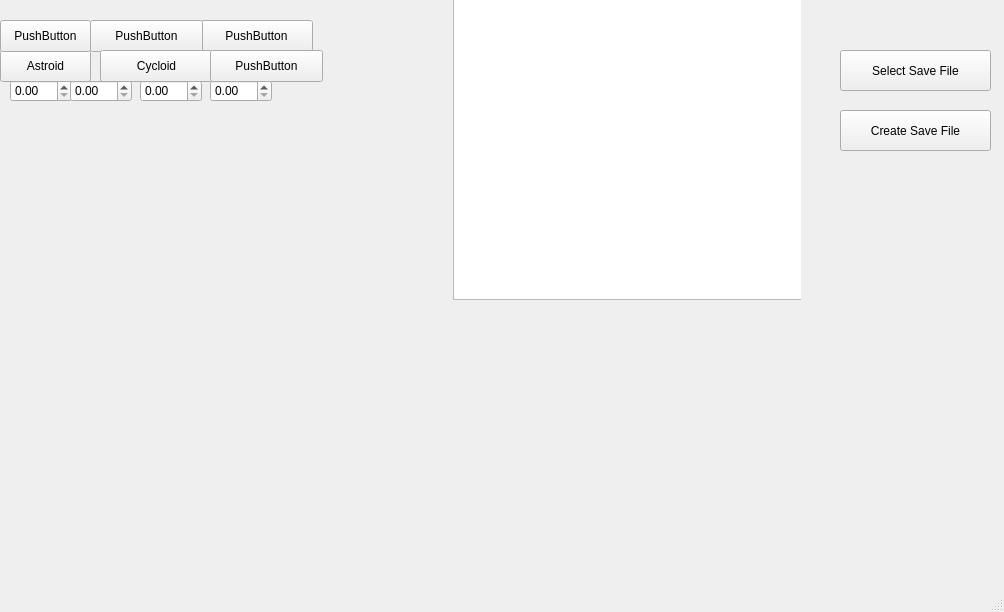
First picture: the form in mainwindow.ui, repository WSU-4110/Math_Scriptum, before the edit.
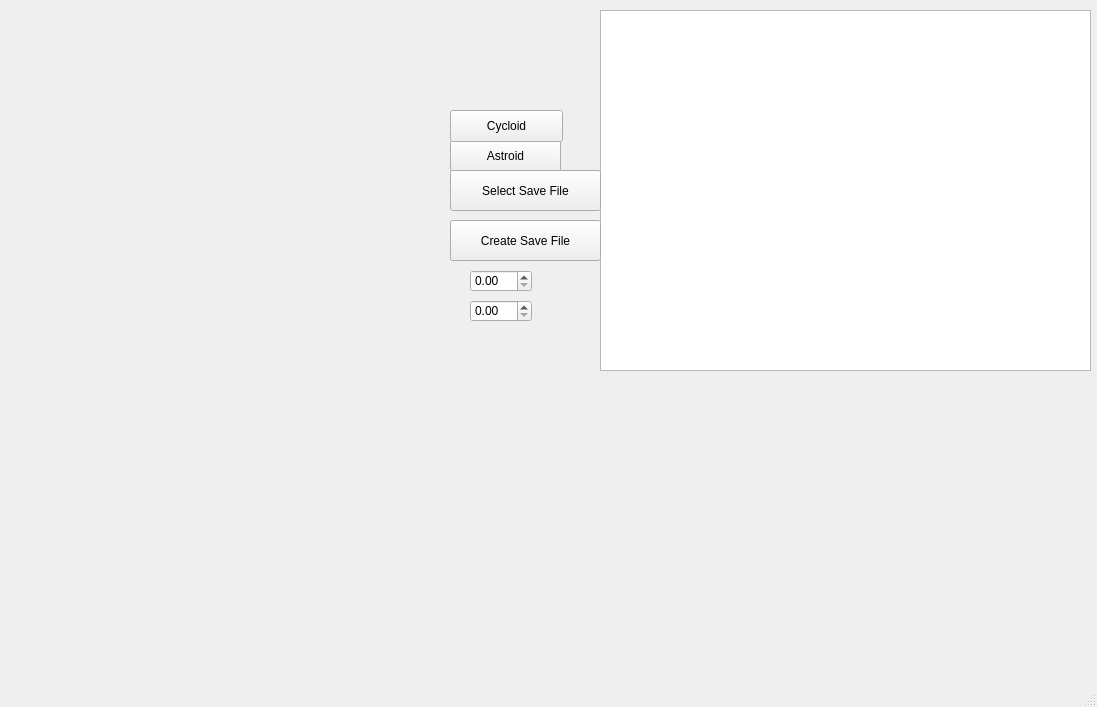
Second picture: the form after the edit. Custom widgets are drawn as their Qt base class.

Commit message: Arranged main window to make the UI appear a bit neater for the presentaion Only functional compenents are displayed in the window

Patch:
```diff
--- a/mainwindow.ui
+++ b/mainwindow.ui
@@ -6,8 +6,8 @@
    <rect>
     <x>0</x>
     <y>0</y>
-    <width>1004</width>
-    <height>612</height>
+    <width>1097</width>
+    <height>707</height>
    </rect>
   </property>
   <property name="windowTitle">
@@ -18,18 +18,18 @@
     <property name="geometry">
      <rect>
       <x>0</x>
-      <y>110</y>
-      <width>331</width>
-      <height>351</height>
+      <y>0</y>
+      <width>451</width>
+      <height>651</height>
      </rect>
     </property>
    </widget>
    <widget class="QPushButton" name="astroid_Button">
     <property name="geometry">
      <rect>
-      <x>0</x>
-      <y>50</y>
-      <width>91</width>
+      <x>450</x>
+      <y>140</y>
+      <width>111</width>
       <height>32</height>
      </rect>
     </property>
@@ -37,61 +37,22 @@
      <string>Astroid</string>
     </property>
    </widget>
-   <widget class="QPushButton" name="pushButton_2">
-    <property name="geometry">
-     <rect>
-      <x>0</x>
-      <y>20</y>
-      <width>91</width>
-      <height>32</height>
-     </rect>
-    </property>
-    <property name="text">
-     <string>PushButton</string>
-    </property>
-   </widget>
-   <widget class="QPushButton" name="pushButton_3">
-    <property name="geometry">
-     <rect>
-      <x>200</x>
-      <y>20</y>
-      <width>113</width>
-      <height>32</height>
-     </rect>
-    </property>
-    <property name="text">
-     <string>PushButton</string>
-    </property>
-   </widget>
-   <widget class="QPushButton" name="pushButton_4">
-    <property name="geometry">
-     <rect>
-      <x>90</x>
-      <y>20</y>
-      <width>113</width>
-      <height>32</height>
-     </rect>
-    </property>
-    <property name="text">
-     <string>PushButton</string>
-    </property>
-   </widget>
    <widget class="QWidget" name="NoteArea" native="true">
     <property name="geometry">
      <rect>
-      <x>450</x>
+      <x>580</x>
       <y>0</y>
-      <width>351</width>
-      <height>311</height>
+      <width>511</width>
+      <height>451</height>
      </rect>
     </property>
     <widget class="QTextEdit" name="textEdit">
      <property name="geometry">
       <rect>
-       <x>3</x>
-       <y>-1</y>
-       <width>351</width>
-       <height>301</height>
+       <x>20</x>
+       <y>10</y>
+       <width>491</width>
+       <height>361</height>
       </rect>
      </property>
     </widget>
@@ -99,8 +60,8 @@
    <widget class="QPushButton" name="CycloidButton">
     <property name="geometry">
      <rect>
-      <x>100</x>
-      <y>50</y>
+      <x>450</x>
+      <y>110</y>
       <width>113</width>
       <height>32</height>
      </rect>
@@ -109,24 +70,11 @@
      <string>Cycloid</string>
     </property>
    </widget>
-   <widget class="QPushButton" name="pushButton_6">
-    <property name="geometry">
-     <rect>
-      <x>210</x>
-      <y>50</y>
-      <width>113</width>
-      <height>32</height>
-     </rect>
-    </property>
-    <property name="text">
-     <string>PushButton</string>
-    </property>
-   </widget>
    <widget class="QDoubleSpinBox" name="spin_interval">
     <property name="geometry">
      <rect>
-      <x>10</x>
-      <y>80</y>
+      <x>470</x>
+      <y>300</y>
       <width>62</width>
       <height>22</height>
      </rect>
@@ -135,28 +83,8 @@
    <widget class="QDoubleSpinBox" name="scale_interval">
     <property name="geometry">
      <rect>
-      <x>70</x>
-      <y>80</y>
-      <width>62</width>
-      <height>22</height>
-     </rect>
-    </property>
-   </widget>
-   <widget class="QDoubleSpinBox" name="doubleSpinBox_3">
-    <property name="geometry">
-     <rect>
-      <x>140</x>
-      <y>80</y>
-      <width>62</width>
-      <height>22</height>
-     </rect>
-    </property>
-   </widget>
-   <widget class="QDoubleSpinBox" name="doubleSpinBox_4">
-    <property name="geometry">
-     <rect>
-      <x>210</x>
-      <y>80</y>
+      <x>470</x>
+      <y>270</y>
       <width>62</width>
       <height>22</height>
      </rect>
@@ -165,8 +93,8 @@
    <widget class="QWidget" name="widget" native="true">
     <property name="geometry">
      <rect>
-      <x>450</x>
-      <y>310</y>
+      <x>740</x>
+      <y>420</y>
       <width>341</width>
       <height>231</height>
      </rect>
@@ -175,8 +103,8 @@
    <widget class="QPushButton" name="selectSaveFileButton">
     <property name="geometry">
      <rect>
-      <x>840</x>
-      <y>50</y>
+      <x>450</x>
+      <y>170</y>
       <width>151</width>
       <height>41</height>
      </rect>
@@ -188,8 +116,8 @@
    <widget class="QPushButton" name="createSaveFileButton">
     <property name="geometry">
      <rect>
-      <x>840</x>
-      <y>110</y>
+      <x>450</x>
+      <y>220</y>
       <width>151</width>
       <height>41</height>
      </rect>
```
Left out of the diff: 4 changed lines with no effect on the pictures. The commit also changes 1 other file.
